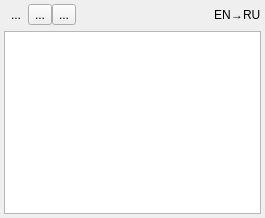
First picture: the form in src/popup.ui, repository georgyfarniev/litetran-qt, before the edit.
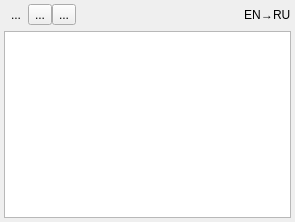
Second picture: the form after the edit. Icons and pictures are not drawn.

```diff
--- a/src/popup.ui
+++ b/src/popup.ui
@@ -6,8 +6,8 @@
    <rect>
     <x>0</x>
     <y>0</y>
-    <width>265</width>
-    <height>218</height>
+    <width>295</width>
+    <height>222</height>
    </rect>
   </property>
   <property name="windowTitle">
```
Left out of the diff: 25 changed lines with no effect on the pictures.
